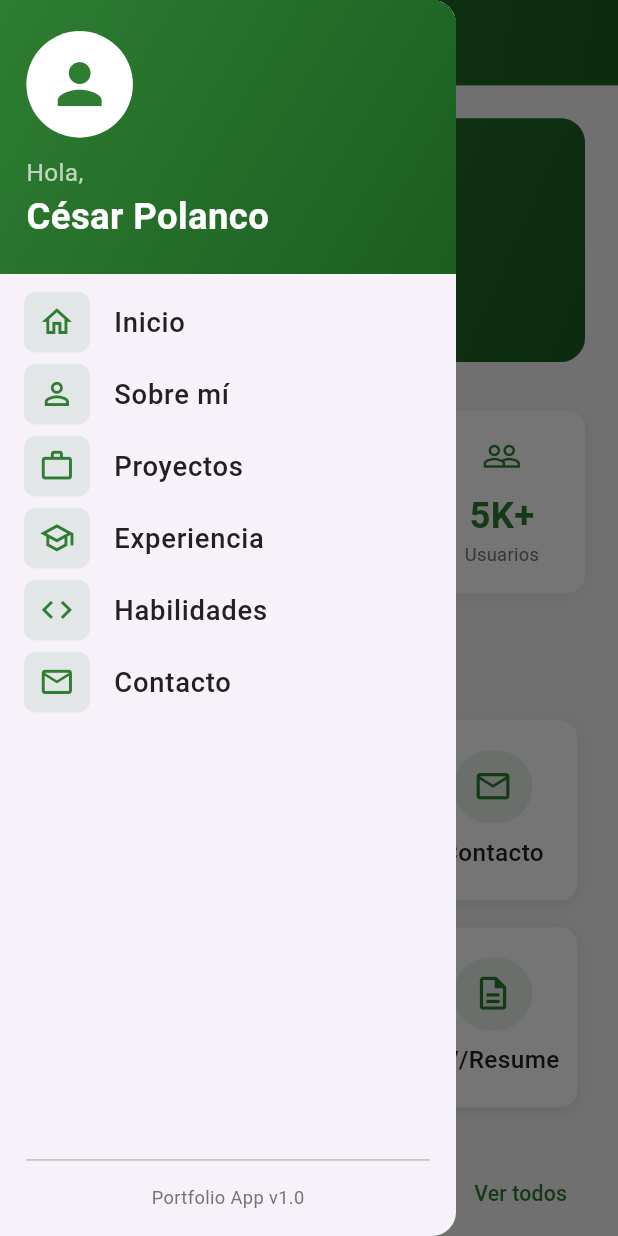
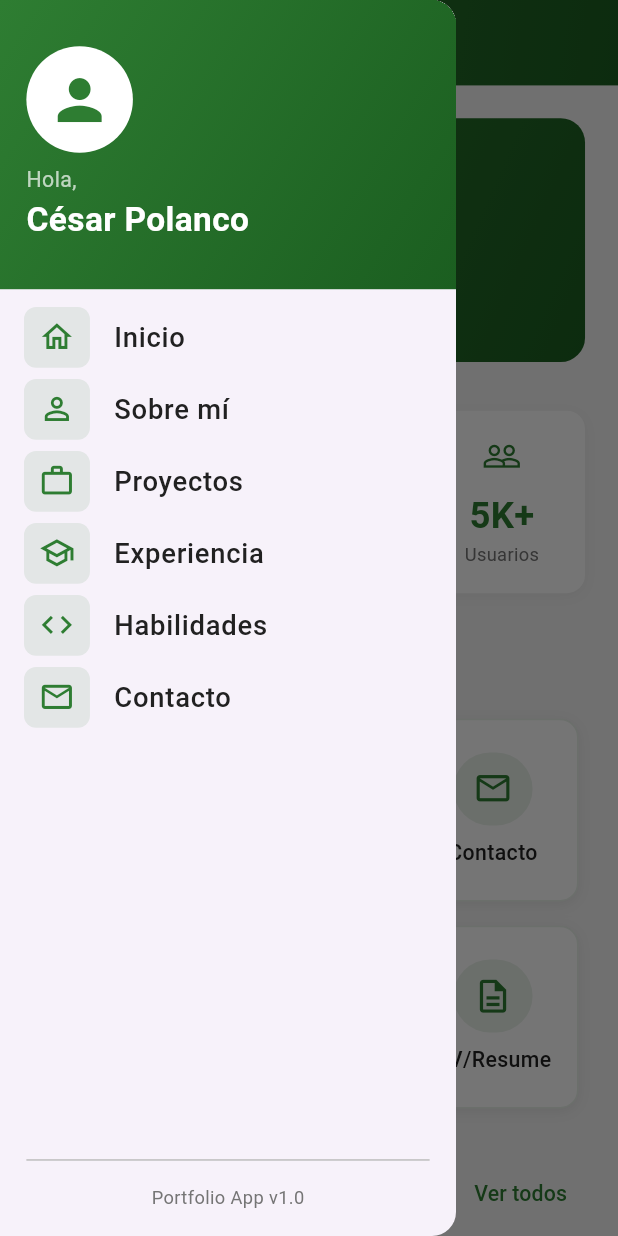
Before and after one commit to Wiirriis/flutter-portfolio, a Flutter app: the screen it shows after launch, with the side drawer open, on a phone screen of 412 x 824 dp. Run offline on Flutter 3.47's test engine with Material 3 defaults, Android fonts, the light colour scheme and no system bars; our stand-ins replace flutter_screenutil.

Commit message:
# Redirects Fixed

```diff
--- a/lib/screens/about_screen.dart
+++ b/lib/screens/about_screen.dart
@@ -44,6 +44,8 @@ class AboutScreen extends StatelessWidget {
       ),
       child: Column(
         children: [
+          // TODO: Agregar fotografía personal aquí
+          // Implementar funcionalidad para cargar y mostrar imagen de perfil
           Container(
             width: 100.w,
             height: 100.h,
--- a/lib/widgets/action_button_card.dart
+++ b/lib/widgets/action_button_card.dart
@@ -81,8 +81,9 @@ class ActionButtonCard extends StatelessWidget {
                       style: subtitle2.copyWith(
                         color: enabled ? textPrimary : textSecondary,
                         fontWeight: FontWeight.w500,
+                        fontSize: 14.sp,
                       ),
-                      maxLines: 2,
+                      maxLines: 1,
                       overflow: TextOverflow.ellipsis,
                     ),
                   ),
--- a/lib/widgets/custom_drawer.dart
+++ b/lib/widgets/custom_drawer.dart
@@ -29,7 +29,7 @@ class CustomDrawer extends StatelessWidget {
 
   Widget _buildHeader() {
     return Container(
-      height: 180.h,
+      height: 190.h,
       decoration: const BoxDecoration(
         gradient: LinearGradient(
           begin: Alignment.topLeft,
@@ -56,17 +56,19 @@ class CustomDrawer extends StatelessWidget {
                   color: primaryColor,
                 ),
               ),
-              SizedBox(height: 12.h),
+              SizedBox(height: 8.h),
               Text(
                 'Hola,',
                 style: TextStyle(
-                  fontSize: 16.sp,
+                  fontSize: 14.sp,
                   color: Colors.white70,
                 ),
               ),
               Text(
                 userName,
-                style: title2White,
+                style: title2White.copyWith(
+                  fontSize: 22.sp,
+                ),
                 overflow: TextOverflow.ellipsis,
               ),
             ],
@@ -91,7 +93,7 @@ class CustomDrawer extends StatelessWidget {
         title: 'Sobre mí',
         onTap: () {
           Navigator.pop(context);
-          // Navigate to about
+          Navigator.pushNamed(context, '/about');
         },
       ),
       DrawerItem(
@@ -99,7 +101,7 @@ class CustomDrawer extends StatelessWidget {
         title: 'Proyectos',
         onTap: () {
           Navigator.pop(context);
-          // Navigate to projects
+          Navigator.pushNamed(context, '/projects');
         },
       ),
       DrawerItem(
@@ -107,7 +109,7 @@ class CustomDrawer extends StatelessWidget {
         title: 'Experiencia',
         onTap: () {
           Navigator.pop(context);
-          // Navigate to experience
+          Navigator.pushNamed(context, '/experience');
         },
       ),
       DrawerItem(
@@ -115,7 +117,7 @@ class CustomDrawer extends StatelessWidget {
         title: 'Habilidades',
         onTap: () {
           Navigator.pop(context);
-          // Navigate to skills
+          Navigator.pushNamed(context, '/skills');
         },
       ),
       DrawerItem(
@@ -123,7 +125,7 @@ class CustomDrawer extends StatelessWidget {
         title: 'Contacto',
         onTap: () {
           Navigator.pop(context);
-          // Navigate to contact
+          Navigator.pushNamed(context, '/contact');
         },
       ),
     ];
```
